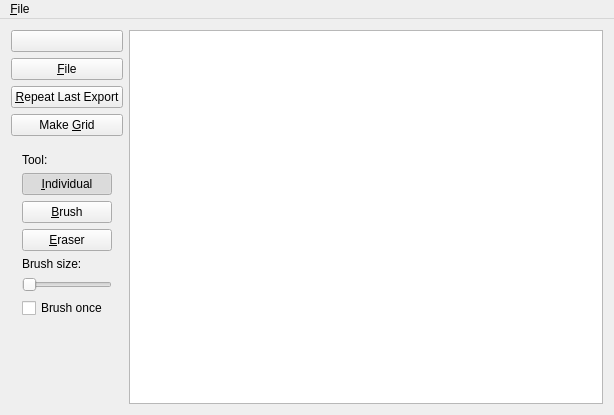
First picture: the form in femainwindow.ui, repository sadaszewski/flowed, before the edit.
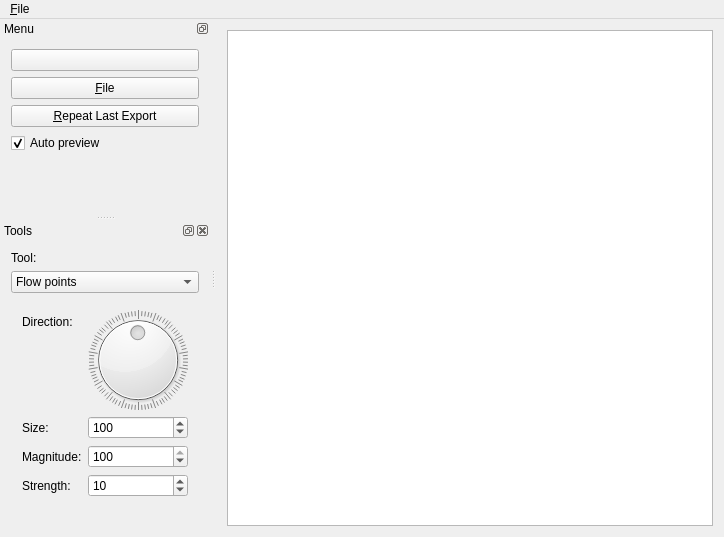
Second picture: the form after the edit. The open tabs and pages were chosen to show the change.

The edit to the form file:
```diff
--- a/femainwindow.ui
+++ b/femainwindow.ui
@@ -6,154 +6,15 @@
    <rect>
     <x>0</x>
     <y>0</y>
-    <width>614</width>
-    <height>415</height>
+    <width>724</width>
+    <height>537</height>
    </rect>
   </property>
   <property name="windowTitle">
    <string>Flow Editor (C) Stanislaw Adaszewski, 2012, http://algoholic.eu</string>
   </property>
   <widget class="QWidget" name="centralWidget">
-   <layout class="QHBoxLayout" name="horizontalLayout">
-    <item>
-     <layout class="QVBoxLayout" name="verticalLayout">
-      <item>
-       <widget class="QPushButton" name="previewBtn">
-        <property name="text">
-         <string/>
-        </property>
-        <property name="checkable">
-         <bool>true</bool>
-        </property>
-       </widget>
-      </item>
-      <item>
-       <widget class="QPushButton" name="fileBtn">
-        <property name="text">
-         <string>&amp;File</string>
-        </property>
-       </widget>
-      </item>
-      <item>
-       <widget class="QPushButton" name="expAndSwitchBtn">
-        <property name="text">
-         <string>&amp;Repeat Last Export</string>
-        </property>
-       </widget>
-      </item>
-      <item>
-       <widget class="QPushButton" name="makeGridBtn">
-        <property name="text">
-         <string>Make &amp;Grid</string>
-        </property>
-       </widget>
-      </item>
-      <item>
-       <widget class="QWidget" name="widget" native="true">
-        <layout class="QVBoxLayout" name="verticalLayout_2">
-         <item>
-          <widget class="QLabel" name="label">
-           <property name="text">
-            <string>Tool:</string>
-           </property>
-          </widget>
-         </item>
-         <item>
-          <widget class="QPushButton" name="indivBtn">
-           <property name="text">
-            <string>&amp;Individual</string>
-           </property>
-           <property name="checkable">
-            <bool>true</bool>
-           </property>
-           <property name="checked">
-            <bool>true</bool>
-           </property>
-           <property name="autoExclusive">
-            <bool>true</bool>
-           </property>
-          </widget>
-         </item>
-         <item>
-          <widget class="QPushButton" name="brushBtn">
-           <property name="text">
-            <string>&amp;Brush</string>
-           </property>
-           <property name="checkable">
-            <bool>true</bool>
-           </property>
-           <property name="autoExclusive">
-            <bool>true</bool>
-           </property>
-          </widget>
-         </item>
-         <item>
-          <widget class="QPushButton" name="eraserBtn">
-           <property name="text">
-            <string>&amp;Eraser</string>
-           </property>
-           <property name="checkable">
-            <bool>true</bool>
-           </property>
-           <property name="autoExclusive">
-            <bool>true</bool>
-           </property>
-          </widget>
-         </item>
-         <item>
-          <widget class="QLabel" name="label_2">
-           <property name="text">
-            <string>Brush size:</string>
-           </property>
-          </widget>
-         </item>
-         <item>
-          <widget class="QSlider" name="brushSizeSlider">
-           <property name="sizePolicy">
-            <sizepolicy hsizetype="Preferred" vsizetype="Fixed">
-             <horstretch>0</horstretch>
-             <verstretch>0</verstretch>
-            </sizepolicy>
-           </property>
-           <property name="minimum">
-            <number>1</number>
-           </property>
-           <property name="maximum">
-            <number>100</number>
-           </property>
-           <property name="orientation">
-            <enum>Qt::Horizontal</enum>
-           </property>
-           <property name="tickPosition">
-            <enum>QSlider::NoTicks</enum>
-           </property>
-          </widget>
-         </item>
-         <item>
-          <widget class="QCheckBox" name="brushOnceChkbx">
-           <property name="text">
-            <string>Brush once</string>
-           </property>
-          </widget>
-         </item>
-        </layout>
-       </widget>
-      </item>
-      <item>
-       <spacer name="verticalSpacer">
-        <property name="orientation">
-         <enum>Qt::Vertical</enum>
-        </property>
-        <property name="sizeHint" stdset="0">
-         <size>
-          <width>20</width>
-          <height>40</height>
-         </size>
-        </property>
-       </spacer>
-      </item>
-     </layout>
-    </item>
+   <layout class="QHBoxLayout" name="horizontalLayout" stretch="1">
     <item>
      <widget class="QGraphicsView" name="graphicsView">
       <property name="alignment">
@@ -168,8 +29,8 @@
     <rect>
      <x>0</x>
      <y>0</y>
-     <width>614</width>
-     <height>21</height>
+     <width>724</width>
+     <height>22</height>
     </rect>
    </property>
    <widget class="QMenu" name="menu_File">
@@ -194,6 +55,474 @@
    </widget>
    <addaction name="menu_File"/>
   </widget>
+  <widget class="QDockWidget" name="dockWidget">
+   <property name="features">
+    <set>QDockWidget::DockWidgetFloatable|QDockWidget::DockWidgetMovable</set>
+   </property>
+   <property name="windowTitle">
+    <string>Menu</string>
+   </property>
+   <attribute name="dockWidgetArea">
+    <number>1</number>
+   </attribute>
+   <widget class="QWidget" name="dockWidgetContents">
+    <layout class="QVBoxLayout" name="verticalLayout_3">
+     <item>
+      <widget class="QPushButton" name="previewBtn">
+       <property name="text">
+        <string/>
+       </property>
+       <property name="checkable">
+        <bool>true</bool>
+       </property>
+      </widget>
+     </item>
+     <item>
+      <widget class="QPushButton" name="fileBtn">
+       <property name="text">
+        <string>&amp;File</string>
+       </property>
+      </widget>
+     </item>
+     <item>
+      <widget class="QPushButton" name="expAndSwitchBtn">
+       <property name="text">
+        <string>&amp;Repeat Last Export</string>
+       </property>
+      </widget>
+     </item>
+     <item>
+      <widget class="QCheckBox" name="autoGeneratePreview">
+       <property name="text">
+        <string>Auto preview</string>
+       </property>
+       <property name="checked">
+        <bool>true</bool>
+       </property>
+      </widget>
+     </item>
+     <item>
+      <spacer name="verticalSpacer">
+       <property name="orientation">
+        <enum>Qt::Vertical</enum>
+       </property>
+       <property name="sizeHint" stdset="0">
+        <size>
+         <width>20</width>
+         <height>40</height>
+        </size>
+       </property>
+      </spacer>
+     </item>
+    </layout>
+   </widget>
+  </widget>
+  <widget class="QDockWidget" name="tools_dockWidget">
+   <property name="windowTitle">
+    <string>Tools</string>
+   </property>
+   <attribute name="dockWidgetArea">
+    <number>1</number>
+   </attribute>
+   <widget class="QWidget" name="dockWidgetContents_2">
+    <layout class="QVBoxLayout" name="verticalLayout_4">
+     <item>
+      <widget class="QLabel" name="label">
+       <property name="text">
+        <string>Tool:</string>
+       </property>
+      </widget>
+     </item>
+     <item>
+      <widget class="QComboBox" name="tool_comboBox">
+       <item>
+        <property name="text">
+         <string>Flow points</string>
+        </property>
+       </item>
+       <item>
+        <property name="text">
+         <string>Gradient points</string>
+        </property>
+       </item>
+       <item>
+        <property name="text">
+         <string>Flow brush</string>
+        </property>
+       </item>
+       <item>
+        <property name="text">
+         <string>Gradient adjust</string>
+        </property>
+       </item>
+       <item>
+        <property name="text">
+         <string>Eraser</string>
+        </property>
+       </item>
+       <item>
+        <property name="text">
+         <string>Gradient brush</string>
+        </property>
+       </item>
+       <item>
+        <property name="text">
+         <string>Mark passive</string>
+        </property>
+       </item>
+      </widget>
+     </item>
+     <item>
+      <widget class="QStackedWidget" name="toolSettings_widget">
+       <property name="sizePolicy">
+        <sizepolicy hsizetype="Preferred" vsizetype="Preferred">
+         <horstretch>0</horstretch>
+         <verstretch>0</verstretch>
+        </sizepolicy>
+       </property>
+       <property name="currentIndex">
+        <number>6</number>
+       </property>
+       <widget class="QWidget" name="flowPoints_page"/>
+       <widget class="QWidget" name="gradientPoints_page"/>
+       <widget class="QWidget" name="flowBrush_page">
+        <layout class="QFormLayout" name="formLayout_2">
+         <property name="fieldGrowthPolicy">
+          <enum>QFormLayout::AllNonFixedFieldsGrow</enum>
+         </property>
+         <item row="0" column="0">
+          <widget class="QLabel" name="label_6">
+           <property name="text">
+            <string>Direction:</string>
+           </property>
+          </widget>
+         </item>
+         <item row="0" column="1">
+          <widget class="QDial" name="flowBrush_dial">
+           <property name="maximum">
+            <number>359</number>
+           </property>
+           <property name="value">
+            <number>180</number>
+           </property>
+           <property name="sliderPosition">
+            <number>180</number>
+           </property>
+           <property name="invertedAppearance">
+            <bool>true</bool>
+           </property>
+           <property name="invertedControls">
+            <bool>false</bool>
+           </property>
+           <property name="wrapping">
+            <bool>true</bool>
+           </property>
+           <property name="notchTarget">
+            <double>3.700000000000000</double>
+           </property>
+           <property name="notchesVisible">
+            <bool>true</bool>
+           </property>
+          </widget>
+         </item>
+         <item row="1" column="0">
+          <widget class="QLabel" name="label_9">
+           <property name="text">
+            <string>Size:</string>
+           </property>
+          </widget>
+         </item>
+         <item row="1" column="1">
+          <widget class="QSpinBox" name="flowBrush_size">
+           <property name="maximum">
+            <number>255</number>
+           </property>
+           <property name="value">
+            <number>100</number>
+           </property>
+          </widget>
+         </item>
+         <item row="2" column="0">
+          <widget class="QLabel" name="label_7">
+           <property name="text">
+            <string>Magnitude:</string>
+           </property>
+          </widget>
+         </item>
+         <item row="2" column="1">
+          <widget class="QSpinBox" name="flowBrush_magnitude">
+           <property name="maximum">
+            <number>100</number>
+           </property>
+           <property name="value">
+            <number>100</number>
+           </property>
+          </widget>
+         </item>
+         <item row="3" column="0">
+          <widget class="QLabel" name="label_8">
+           <property name="text">
+            <string>Strength:</string>
+           </property>
+          </widget>
+         </item>
+         <item row="3" column="1">
+          <widget class="QSpinBox" name="flowBrush_strength">
+           <property name="maximum">
+            <number>100</number>
+           </property>
+           <property name="value">
+            <number>10</number>
+           </property>
+          </widget>
+         </item>
+        </layout>
+       </widget>
+       <widget class="QWidget" name="gradientCloning_page">
+        <layout class="QFormLayout" name="formLayout">
+         <property name="fieldGrowthPolicy">
+          <enum>QFormLayout::AllNonFixedFieldsGrow</enum>
+         </property>
+         <item row="0" column="0">
+          <widget class="QLabel" name="label_2">
+           <property name="text">
+            <string>Change:</string>
+           </property>
+          </widget>
+         </item>
+         <item row="0" column="1">
+          <widget class="QComboBox" name="gradClone_change_comboBox">
+           <item>
+            <property name="text">
+             <string>Absolute</string>
+            </property>
+           </item>
+           <item>
+            <property name="text">
+             <string>Relative</string>
+            </property>
+           </item>
+          </widget>
+         </item>
+         <item row="1" column="0">
+          <widget class="QLabel" name="label_3">
+           <property name="text">
+            <string>Red:</string>
+           </property>
+          </widget>
+         </item>
+         <item row="1" column="1">
+          <widget class="QSpinBox" name="gradClone_red_spinBox">
+           <property name="minimum">
+            <number>-255</number>
+           </property>
+           <property name="maximum">
+            <number>255</number>
+           </property>
+          </widget>
+         </item>
+         <item row="2" column="0">
+          <widget class="QLabel" name="label_4">
+           <property name="text">
+            <string>Green:</string>
+           </property>
+          </widget>
+         </item>
+         <item row="2" column="1">
+          <widget class="QSpinBox" name="gradClone_green_spinBox">
+           <property name="minimum">
+            <number>-255</number>
+           </property>
+           <property name="maximum">
+            <number>255</number>
+           </property>
+          </widget>
+         </item>
+         <item row="3" column="0">
+          <widget class="QLabel" name="label_5">
+           <property name="text">
+            <string>Blue:</string>
+           </property>
+          </widget>
+         </item>
+         <item row="3" column="1">
+          <widget class="QSpinBox" name="gradClone_blue_spinBox">
+           <property name="minimum">
+            <number>-255</number>
+           </property>
+           <property name="maximum">
+            <number>255</number>
+           </property>
+          </widget>
+         </item>
+         <item row="4" column="1">
+          <widget class="QCheckBox" name="gradientAdjust_clone">
+           <property name="text">
+            <string>Clone</string>
+           </property>
+          </widget>
+         </item>
+        </layout>
+       </widget>
+       <widget class="QWidget" name="eraser_page">
+        <layout class="QFormLayout" name="formLayout_3">
+         <property name="fieldGrowthPolicy">
+          <enum>QFormLayout::AllNonFixedFieldsGrow</enum>
+         </property>
+         <item row="0" column="0">
+          <widget class="QLabel" name="label_10">
+           <property name="text">
+            <string>Size:</string>
+           </property>
+          </widget>
+         </item>
+         <item row="0" column="1">
+          <widget class="QSpinBox" name="eraser_size">
+           <property name="maximum">
+            <number>255</number>
+           </property>
+           <property name="value">
+            <number>100</number>
+           </property>
+          </widget>
+         </item>
+        </layout>
+       </widget>
+       <widget class="QWidget" name="gradientBrush_page">
+        <layout class="QVBoxLayout" name="verticalLayout_2">
+         <item>
+          <layout class="QHBoxLayout" name="horizontalLayout_3">
+           <item>
+            <widget class="QLabel" name="label_11">
+             <property name="sizePolicy">
+              <sizepolicy hsizetype="Expanding" vsizetype="Preferred">
+               <horstretch>0</horstretch>
+               <verstretch>0</verstretch>
+              </sizepolicy>
+             </property>
+             <property name="text">
+              <string>Size:</string>
+             </property>
+            </widget>
+           </item>
+           <item>
+            <widget class="QSpinBox" name="gradientBrush_size">
+             <property name="sizePolicy">
+              <sizepolicy hsizetype="Expanding" vsizetype="Fixed">
+               <horstretch>0</horstretch>
+               <verstretch>0</verstretch>
+              </sizepolicy>
+             </property>
+             <property name="maximum">
+              <number>255</number>
+             </property>
+             <property name="value">
+              <number>10</number>
+             </property>
+            </widget>
+           </item>
+          </layout>
+         </item>
+         <item>
+          <layout class="QHBoxLayout" name="horizontalLayout_2">
+           <item>
+            <widget class="QLabel" name="label_12">
+             <property name="sizePolicy">
+              <sizepolicy hsizetype="Expanding" vsizetype="Preferred">
+               <horstretch>0</horstretch>
+               <verstretch>0</verstretch>
+              </sizepolicy>
+             </property>
+             <property name="text">
+              <string>Color:</string>
+             </property>
+            </widget>
+           </item>
+           <item>
+            <widget class="QToolButton" name="gradientBrush_color">
+             <property name="sizePolicy">
+              <sizepolicy hsizetype="Expanding" vsizetype="Fixed">
+               <horstretch>0</horstretch>
+               <verstretch>0</verstretch>
+              </sizepolicy>
+             </property>
+             <property name="text">
+              <string/>
+             </property>
+            </widget>
+           </item>
+          </layout>
+         </item>
+         <item>
+          <spacer name="verticalSpacer_2">
+           <property name="orientation">
+            <enum>Qt::Vertical</enum>
+           </property>
+           <property name="sizeHint" stdset="0">
+            <size>
+             <width>20</width>
+             <height>40</height>
+            </size>
+           </property>
+          </spacer>
+         </item>
+        </layout>
+       </widget>
+       <widget class="QWidget" name="markPassive_page">
+        <layout class="QFormLayout" name="formLayout_4">
+         <property name="fieldGrowthPolicy">
+          <enum>QFormLayout::AllNonFixedFieldsGrow</enum>
+         </property>
+         <item row="0" column="0">
+          <widget class="QLabel" name="label_13">
+           <property name="text">
+            <string>Size:</string>
+           </property>
+          </widget>
+         </item>
+         <item row="0" column="1">
+          <widget class="QSpinBox" name="markPassive_size">
+           <property name="maximum">
+            <number>255</number>
+           </property>
+           <property name="value">
+            <number>10</number>
+           </property>
+          </widget>
+         </item>
+         <item row="1" column="0">
+          <widget class="QLabel" name="label_14">
+           <property name="text">
+            <string>Mode:</string>
+           </property>
+          </widget>
+         </item>
+         <item row="1" column="1">
+          <widget class="QComboBox" name="markPassive_mode">
+           <item>
+            <property name="text">
+             <string>Set passive</string>
+            </property>
+           </item>
+           <item>
+            <property name="text">
+             <string>Set active</string>
+            </property>
+           </item>
+           <item>
+            <property name="text">
+             <string>Flip</string>
+            </property>
+           </item>
+          </widget>
+         </item>
+        </layout>
+       </widget>
+      </widget>
+     </item>
+    </layout>
+   </widget>
+  </widget>
   <action name="action_Load_image">
    <property name="text">
     <string>&amp;Load image</string>
```
Left out of the diff: 66 changed lines with no effect on the pictures.
